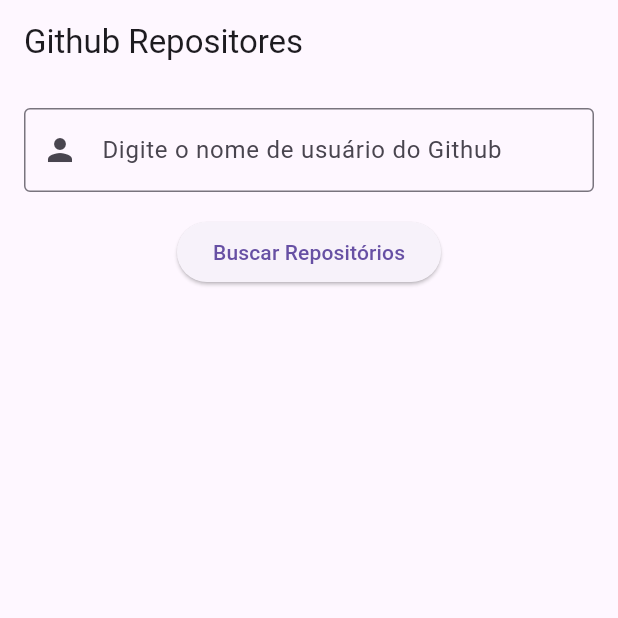
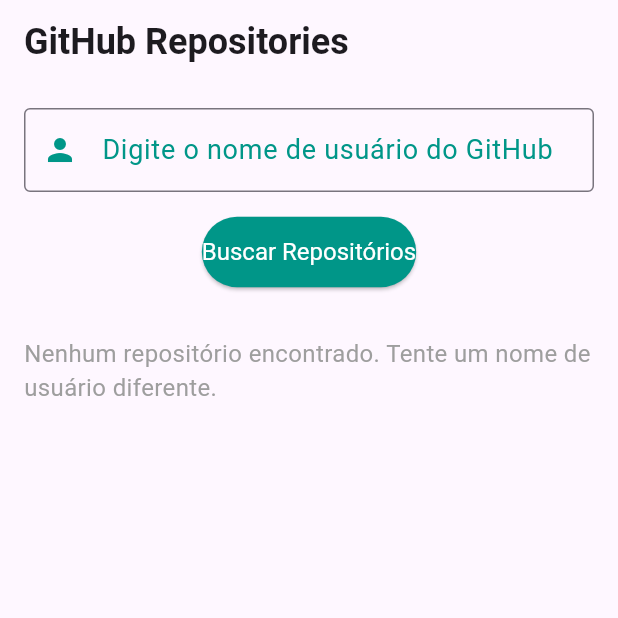
Before and after one commit to anajulialeite/GitHubUsers, a Flutter app: the screen it shows after launch, on a phone screen of 412 x 824 dp, the top half of it. Run offline on Flutter 3.47's test engine with Material 3 defaults, Android fonts, the phone set to English and light mode, and no system bars.

Commit message:
Update main.dart

```diff
--- a/githubUsers-main/githubUsers-main/lib/main.dart
+++ b/githubUsers-main/githubUsers-main/lib/main.dart
@@ -10,8 +10,11 @@ class GitHubApp extends StatelessWidget {
   @override
   Widget build(BuildContext context) {
     return MaterialApp(
-      title: 'Github Repositories',
-      theme: ThemeData(primarySwatch: Colors.blue),
+      title: 'GitHub Repositories',
+      theme: ThemeData(
+        primarySwatch: Colors.teal, // Modificando a cor principal do tema para teal
+        visualDensity: VisualDensity.adaptivePlatformDensity,
+      ),
       home: GithubHomePage(),
     );
   }
@@ -31,23 +34,21 @@ class _GithubHomePageState extends State<GithubHomePage> {
     final url = 'https://api.github.com/users/$username/repos';
     try {
       final response = await http.get(Uri.parse(url));
-      if(response.statusCode == 200){
+      if (response.statusCode == 200) {
         setState(() {
           _repositories = json.decode(response.body);
           _errorMessage = null;
         });
-      }
-      else {
+      } else {
         setState(() {
           _repositories = [];
           _errorMessage = 'Usuário não encontrado!';
         });
       }
-    }
-    catch (e) {
+    } catch (e) {
       setState(() {
         _repositories = [];
-        _errorMessage = 'Erro ao buscar repositorios do usuario. Tente Novamente em alguns instantes!';
+        _errorMessage = 'Erro ao buscar repositórios do usuário. Tente novamente!';
       });
     }
   }
@@ -56,49 +57,87 @@ class _GithubHomePageState extends State<GithubHomePage> {
   Widget build(BuildContext context) {
     return Scaffold(
       appBar: AppBar(
-        title: Text('Github Repositores'),
+        title: Text(
+          'GitHub Repositories',
+          style: TextStyle(fontSize: 24, fontWeight: FontWeight.bold),
+        ),
       ),
       body: Padding(
         padding: const EdgeInsets.all(16.0),
         child: Column(
           children: [
+            // Campo de texto para digitar o nome do usuário
             TextField(
               controller: _controller,
               decoration: InputDecoration(
-                labelText: 'Digite o nome de usuário do Github',
+                labelText: 'Digite o nome de usuário do GitHub',
                 border: OutlineInputBorder(),
-                prefixIcon: Icon(Icons.person),
+                prefixIcon: Icon(Icons.person, color: Colors.teal),
+                labelStyle: TextStyle(fontSize: 18, color: Colors.teal),
               ),
             ),
             SizedBox(height: 16),
+
+            // Botão para buscar os repositórios
             ElevatedButton(
               onPressed: () {
                 fetchRepositories(_controller.text.trim());
               },
-                child: Text('Buscar Repositórios')
+              style: ElevatedButton.styleFrom(
+                primary: Colors.teal, // Cor de fundo
+                onPrimary: Colors.white, // Cor do texto
+                padding: EdgeInsets.symmetric(vertical: 14),
+                textStyle: TextStyle(fontSize: 16),
+              ),
+              child: Text('Buscar Repositórios'),
             ),
             SizedBox(height: 16),
-            if(_errorMessage != null)
+
+            // Exibindo a mensagem de erro (caso ocorra)
+            if (_errorMessage != null)
               Text(
                 _errorMessage!,
                 style: TextStyle(color: Colors.red, fontSize: 16),
               ),
-            if(_repositories.isNotEmpty)
+            SizedBox(height: 16),
+
+            // Exibindo os repositórios encontrados
+            if (_repositories.isNotEmpty)
               Expanded(
                 child: ListView.builder(
                   itemCount: _repositories.length,
                   itemBuilder: (context, index) {
                     final repo = _repositories[index];
                     return Card(
+                      elevation: 4,
+                      margin: EdgeInsets.symmetric(vertical: 8),
                       child: ListTile(
-                          title: Text(repo['name']),
-                          subtitle: Text(repo['description'] ?? 'Sem descrição'),
-                          trailing:  Text('⭐ ${repo['stargazers_count']}'),
+                        leading: CircleAvatar(
+                          backgroundImage: NetworkImage(repo['owner']['avatar_url']),
+                        ),
+                        title: Text(
+                          repo['name'],
+                          style: TextStyle(fontSize: 18, fontWeight: FontWeight.bold),
+                        ),
+                        subtitle: Text(
+                          '${repo['description'] ?? 'Sem descrição'}\nLinguagem: ${repo['language'] ?? 'Indefinida'}',
+                          style: TextStyle(fontSize: 14),
+                        ),
+                        trailing: Text(
+                          '⭐ ${repo['stargazers_count']}',
+                          style: TextStyle(color: Colors.orange),
+                        ),
                       ),
                     );
                   },
-                  )
-              )
+                ),
+              ),
+            // Caso não haja repositórios, exibe uma mensagem
+            if (_repositories.isEmpty && _errorMessage == null)
+              Text(
+                'Nenhum repositório encontrado. Tente um nome de usuário diferente.',
+                style: TextStyle(fontSize: 16, color: Colors.grey),
+              ),
           ],
         ),
       ),
```
Lines whose indentation alone changed are shown as unchanged.
